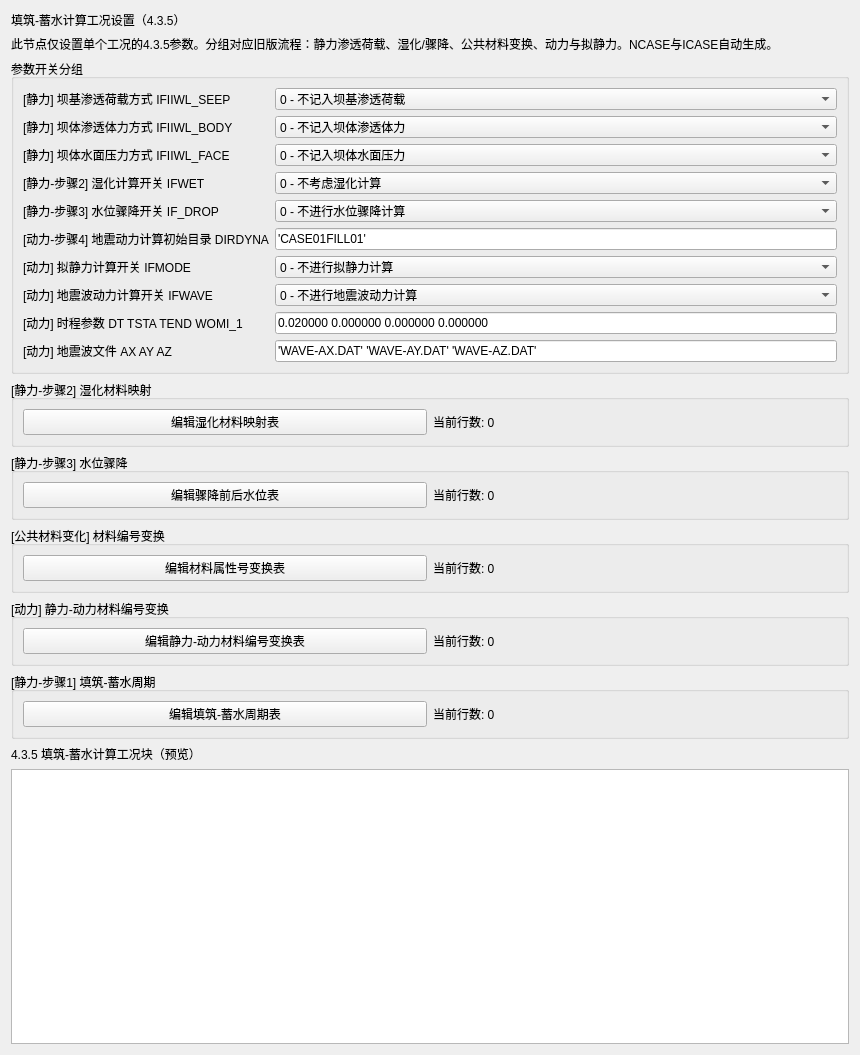
First picture: the form in plugins/Base_Slover/FillStorageCyclePage.ui, repository asd977/base_cae, before the edit.
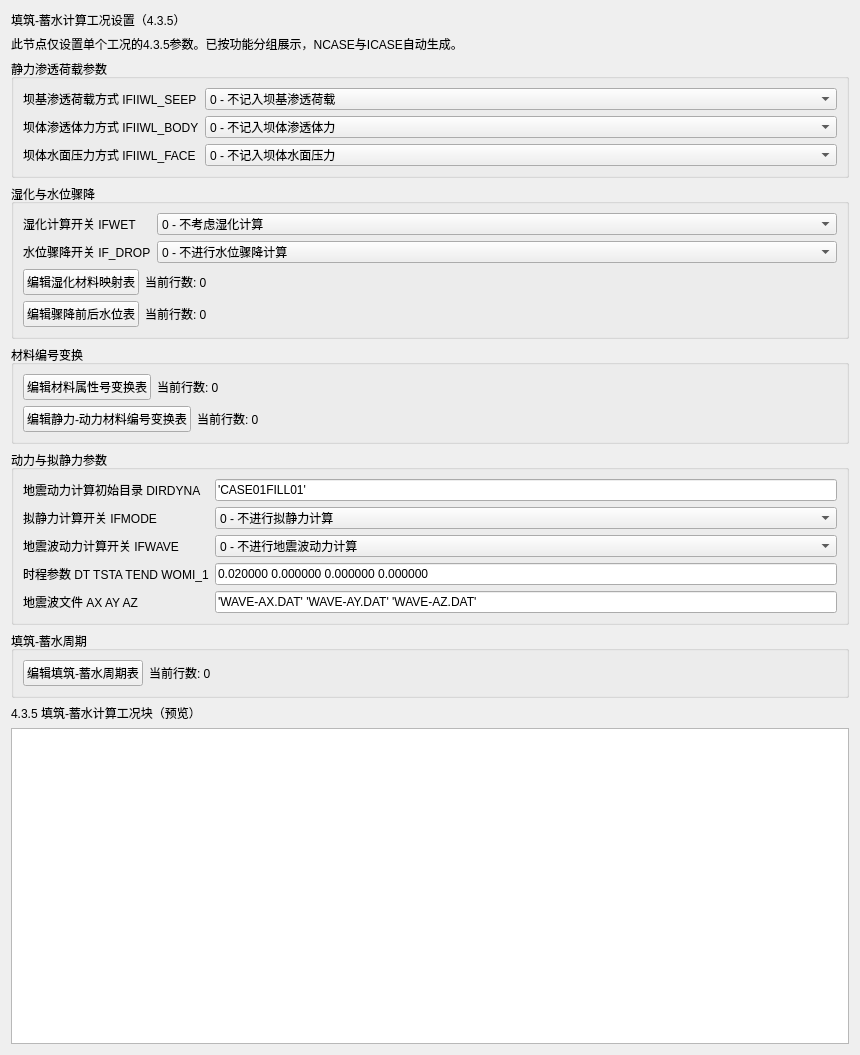
Second picture: the form after the edit.

Commit message: refactor: further group FillStorageCyclePage and remove bracketed section prefixes

```diff
--- a/plugins/Base_Slover/FillStorageCyclePage.ui
+++ b/plugins/Base_Slover/FillStorageCyclePage.ui
@@ -24,7 +24,7 @@
    <item>
     <widget class="QLabel" name="tipLabel">
      <property name="text">
-      <string>此节点仅设置单个工况的4.3.5参数。分组对应旧版流程：静力渗透荷载、湿化/骤降、公共材料变换、动力与拟静力。NCASE与ICASE自动生成。</string>
+      <string>此节点仅设置单个工况的4.3.5参数。已按功能分组展示，NCASE与ICASE自动生成。</string>
      </property>
      <property name="wordWrap">
       <bool>true</bool>
@@ -34,15 +34,15 @@
    <item>
     <layout class="QVBoxLayout" name="verticalLayoutContent">
      <item>
-      <widget class="QGroupBox" name="groupBoxFlags">
+      <widget class="QGroupBox" name="groupStaticLoad">
        <property name="title">
-        <string>参数开关分组</string>
+        <string>静力渗透荷载参数</string>
        </property>
-       <layout class="QFormLayout" name="formLayoutMain">
+       <layout class="QFormLayout" name="formLayoutStaticLoad">
        <item row="0" column="0">
         <widget class="QLabel" name="labelIFIIWL_SEEP">
          <property name="text">
-          <string>[静力] 坝基渗透荷载方式 IFIIWL_SEEP</string>
+           <string>坝基渗透荷载方式 IFIIWL_SEEP</string>
          </property>
         </widget>
        </item>
@@ -56,7 +56,7 @@
        <item row="1" column="0">
         <widget class="QLabel" name="labelIFIIWL_BODY">
          <property name="text">
-          <string>[静力] 坝体渗透体力方式 IFIIWL_BODY</string>
+           <string>坝体渗透体力方式 IFIIWL_BODY</string>
          </property>
         </widget>
        </item>
@@ -70,7 +70,7 @@
        <item row="2" column="0">
         <widget class="QLabel" name="labelIFIIWL_FACE">
          <property name="text">
-          <string>[静力] 坝体水面压力方式 IFIIWL_FACE</string>
+           <string>坝体水面压力方式 IFIIWL_FACE</string>
          </property>
         </widget>
        </item>
@@ -80,100 +80,66 @@
          <item><property name="text"><string>1 - 记入坝体水面压力</string></property></item>
         </widget>
        </item>
-       <item row="3" column="0">
-        <widget class="QLabel" name="labelIFWET">
-         <property name="text">
-          <string>[静力-步骤2] 湿化计算开关 IFWET</string>
-         </property>
-        </widget>
-       </item>
-       <item row="3" column="1">
-        <widget class="QComboBox" name="comboIFWET">
-         <item><property name="text"><string>0 - 不考虑湿化计算</string></property></item>
-         <item><property name="text"><string>1 - 考虑湿化计算</string></property></item>
-        </widget>
-       </item>
-       <item row="4" column="0">
-        <widget class="QLabel" name="labelIFDROP">
-         <property name="text">
-          <string>[静力-步骤3] 水位骤降开关 IF_DROP</string>
-         </property>
-        </widget>
-       </item>
-       <item row="4" column="1">
-        <widget class="QComboBox" name="comboIFDROP">
-         <item><property name="text"><string>0 - 不进行水位骤降计算</string></property></item>
-         <item><property name="text"><string>1 - 进行水位骤降计算</string></property></item>
-        </widget>
-       </item>
-       <item row="5" column="0">
-        <widget class="QLabel" name="labelDIRDYNA">
-         <property name="text"><string>[动力-步骤4] 地震动力计算初始目录 DIRDYNA</string></property>
-        </widget>
-       </item>
-       <item row="5" column="1">
-        <widget class="QLineEdit" name="editDIRDYNA">
-         <property name="text"><string>'CASE01FILL01'</string></property>
-        </widget>
-       </item>
-       <item row="6" column="0">
-        <widget class="QLabel" name="labelIFMODE">
-         <property name="text"><string>[动力] 拟静力计算开关 IFMODE</string></property>
-        </widget>
-       </item>
-       <item row="6" column="1">
-        <widget class="QComboBox" name="comboIFMODE">
-         <item><property name="text"><string>0 - 不进行拟静力计算</string></property></item>
-         <item><property name="text"><string>1 - 进行拟静力计算</string></property></item>
-        </widget>
-       </item>
-       <item row="7" column="0">
-        <widget class="QLabel" name="labelIFWAVE">
-         <property name="text"><string>[动力] 地震波动力计算开关 IFWAVE</string></property>
-        </widget>
-       </item>
-       <item row="7" column="1">
-        <widget class="QComboBox" name="comboIFWAVE">
-         <item><property name="text"><string>0 - 不进行地震波动力计算</string></property></item>
-         <item><property name="text"><string>1 - 进行地震波动力计算</string></property></item>
-        </widget>
-       </item>
-       <item row="8" column="0">
-        <widget class="QLabel" name="labelDT_BLOCK">
-         <property name="text">
-          <string>[动力] 时程参数 DT TSTA TEND WOMI_1</string>
-         </property>
-        </widget>
-       </item>
-       <item row="8" column="1">
-        <widget class="QLineEdit" name="editDT_BLOCK">
-         <property name="text">
-          <string>0.020000 0.000000 0.000000 0.000000</string>
-         </property>
-        </widget>
-       </item>
-       <item row="9" column="0">
-        <widget class="QLabel" name="labelWAVE_FILES">
-         <property name="text">
-          <string>[动力] 地震波文件 AX AY AZ</string>
-         </property>
-        </widget>
-       </item>
-       <item row="9" column="1">
-        <widget class="QLineEdit" name="editWAVE_FILES">
-         <property name="text">
-          <string>'WAVE-AX.DAT' 'WAVE-AY.DAT' 'WAVE-AZ.DAT'</string>
-         </property>
-        </widget>
-       </item>
+       </layout>
+      </widget>
+     </item>
+
+     <item>
+      <widget class="QGroupBox" name="groupWetDrop">
+       <property name="title"><string>湿化与水位骤降</string></property>
+       <layout class="QVBoxLayout" name="layoutWetDropMain">
+        <item>
+         <layout class="QFormLayout" name="formWetDrop">
+          <item row="0" column="0"><widget class="QLabel" name="labelIFWET"><property name="text"><string>湿化计算开关 IFWET</string></property></widget></item>
+          <item row="0" column="1"><widget class="QComboBox" name="comboIFWET"><item><property name="text"><string>0 - 不考虑湿化计算</string></property></item><item><property name="text"><string>1 - 考虑湿化计算</string></property></item></widget></item>
+          <item row="1" column="0"><widget class="QLabel" name="labelIFDROP"><property name="text"><string>水位骤降开关 IF_DROP</string></property></widget></item>
+          <item row="1" column="1"><widget class="QComboBox" name="comboIFDROP"><item><property name="text"><string>0 - 不进行水位骤降计算</string></property></item><item><property name="text"><string>1 - 进行水位骤降计算</string></property></item></widget></item>
+         </layout>
+        </item>
+        <item><layout class="QHBoxLayout" name="layoutWet"><item><widget class="QPushButton" name="btnEditWet"><property name="text"><string>编辑湿化材料映射表</string></property></widget></item><item><widget class="QLabel" name="labelWetRows"><property name="text"><string>当前行数: 0</string></property></widget></item><item><spacer name="spWet"><property name="orientation"><enum>Qt::Horizontal</enum></property><property name="sizeHint" stdset="0"><size><width>40</width><height>20</height></size></property></spacer></item></layout></item>
+        <item><layout class="QHBoxLayout" name="layoutDrop"><item><widget class="QPushButton" name="btnEditDrop"><property name="text"><string>编辑骤降前后水位表</string></property></widget></item><item><widget class="QLabel" name="labelDropRows"><property name="text"><string>当前行数: 0</string></property></widget></item><item><spacer name="spDrop"><property name="orientation"><enum>Qt::Horizontal</enum></property><property name="sizeHint" stdset="0"><size><width>40</width><height>20</height></size></property></spacer></item></layout></item>
+       </layout>
+      </widget>
+     </item>
+
+     <item>
+      <widget class="QGroupBox" name="groupMaterialChange">
+       <property name="title"><string>材料编号变换</string></property>
+       <layout class="QVBoxLayout" name="layoutMaterialMain">
+        <item><layout class="QHBoxLayout" name="layoutNChange"><item><widget class="QPushButton" name="btnEditNChange"><property name="text"><string>编辑材料属性号变换表</string></property></widget></item><item><widget class="QLabel" name="labelNChangeRows"><property name="text"><string>当前行数: 0</string></property></widget></item><item><spacer name="spNChange"><property name="orientation"><enum>Qt::Horizontal</enum></property><property name="sizeHint" stdset="0"><size><width>40</width><height>20</height></size></property></spacer></item></layout></item>
+        <item><layout class="QHBoxLayout" name="layoutDynaMap"><item><widget class="QPushButton" name="btnEditDynaMap"><property name="text"><string>编辑静力-动力材料编号变换表</string></property></widget></item><item><widget class="QLabel" name="labelDynaMapRows"><property name="text"><string>当前行数: 0</string></property></widget></item><item><spacer name="spDyna"><property name="orientation"><enum>Qt::Horizontal</enum></property><property name="sizeHint" stdset="0"><size><width>40</width><height>20</height></size></property></spacer></item></layout></item>
+       </layout>
+      </widget>
+     </item>
+
+     <item>
+      <widget class="QGroupBox" name="groupDynamic">
+       <property name="title"><string>动力与拟静力参数</string></property>
+       <layout class="QFormLayout" name="formLayoutDynamic">
+        <item row="0" column="0"><widget class="QLabel" name="labelDIRDYNA"><property name="text"><string>地震动力计算初始目录 DIRDYNA</string></property></widget></item>
+        <item row="0" column="1"><widget class="QLineEdit" name="editDIRDYNA"><property name="text"><string>'CASE01FILL01'</string></property></widget></item>
+        <item row="1" column="0"><widget class="QLabel" name="labelIFMODE"><property name="text"><string>拟静力计算开关 IFMODE</string></property></widget></item>
+        <item row="1" column="1"><widget class="QComboBox" name="comboIFMODE"><item><property name="text"><string>0 - 不进行拟静力计算</string></property></item><item><property name="text"><string>1 - 进行拟静力计算</string></property></item></widget></item>
+        <item row="2" column="0"><widget class="QLabel" name="labelIFWAVE"><property name="text"><string>地震波动力计算开关 IFWAVE</string></property></widget></item>
+        <item row="2" column="1"><widget class="QComboBox" name="comboIFWAVE"><item><property name="text"><string>0 - 不进行地震波动力计算</string></property></item><item><property name="text"><string>1 - 进行地震波动力计算</string></property></item></widget></item>
+        <item row="3" column="0"><widget class="QLabel" name="labelDT_BLOCK"><property name="text"><string>时程参数 DT TSTA TEND WOMI_1</string></property></widget></item>
+        <item row="3" column="1"><widget class="QLineEdit" name="editDT_BLOCK"><property name="text"><string>0.020000 0.000000 0.000000 0.000000</string></property></widget></item>
+        <item row="4" column="0"><widget class="QLabel" name="labelWAVE_FILES"><property name="text"><string>地震波文件 AX AY AZ</string></property></widget></item>
+        <item row="4" column="1"><widget class="QLineEdit" name="editWAVE_FILES"><property name="text"><string>'WAVE-AX.DAT' 'WAVE-AY.DAT' 'WAVE-AZ.DAT'</string></property></widget></item>
+       </layout>
+      </widget>
+     </item>
+
+     <item>
+      <widget class="QGroupBox" name="groupCycle">
+       <property name="title"><string>填筑-蓄水周期</string></property>
+       <layout class="QHBoxLayout" name="layoutCircle">
+        <item><widget class="QPushButton" name="btnEditCircle"><property name="text"><string>编辑填筑-蓄水周期表</string></property></widget></item>
+        <item><widget class="QLabel" name="labelCircleRows"><property name="text"><string>当前行数: 0</string></property></widget></item>
+        <item><spacer name="spCircle"><property name="orientation"><enum>Qt::Horizontal</enum></property><property name="sizeHint" stdset="0"><size><width>40</width><height>20</height></size></property></spacer></item>
       </layout>
       </widget>
      </item>
-     <item><widget class="QGroupBox" name="groupWet"><property name="title"><string>[静力-步骤2] 湿化材料映射</string></property><layout class="QHBoxLayout" name="layoutWet"><item><widget class="QPushButton" name="btnEditWet"><property name="text"><string>编辑湿化材料映射表</string></property></widget></item><item><widget class="QLabel" name="labelWetRows"><property name="text"><string>当前行数: 0</string></property></widget></item></layout></widget></item>
-     <item><widget class="QGroupBox" name="groupDrop"><property name="title"><string>[静力-步骤3] 水位骤降</string></property><layout class="QHBoxLayout" name="layoutDrop"><item><widget class="QPushButton" name="btnEditDrop"><property name="text"><string>编辑骤降前后水位表</string></property></widget></item><item><widget class="QLabel" name="labelDropRows"><property name="text"><string>当前行数: 0</string></property></widget></item></layout></widget></item>
-     <item><widget class="QGroupBox" name="groupNChange"><property name="title"><string>[公共材料变化] 材料编号变换</string></property><layout class="QHBoxLayout" name="layoutNChange"><item><widget class="QPushButton" name="btnEditNChange"><property name="text"><string>编辑材料属性号变换表</string></property></widget></item><item><widget class="QLabel" name="labelNChangeRows"><property name="text"><string>当前行数: 0</string></property></widget></item></layout></widget></item>
-     <item><widget class="QGroupBox" name="groupDynaMap"><property name="title"><string>[动力] 静力-动力材料编号变换</string></property><layout class="QHBoxLayout" name="layoutDynaMap"><item><widget class="QPushButton" name="btnEditDynaMap"><property name="text"><string>编辑静力-动力材料编号变换表</string></property></widget></item><item><widget class="QLabel" name="labelDynaMapRows"><property name="text"><string>当前行数: 0</string></property></widget></item></layout></widget></item>
-     <item><widget class="QGroupBox" name="groupCircle"><property name="title"><string>[静力-步骤1] 填筑-蓄水周期</string></property><layout class="QHBoxLayout" name="layoutCircle"><item><widget class="QPushButton" name="btnEditCircle"><property name="text"><string>编辑填筑-蓄水周期表</string></property></widget></item><item><widget class="QLabel" name="labelCircleRows"><property name="text"><string>当前行数: 0</string></property></widget></item></layout></widget></item>
      <item>
       <widget class="QLabel" name="labelSection">
        <property name="text">
```
Lines whose indentation alone changed are shown as unchanged.
